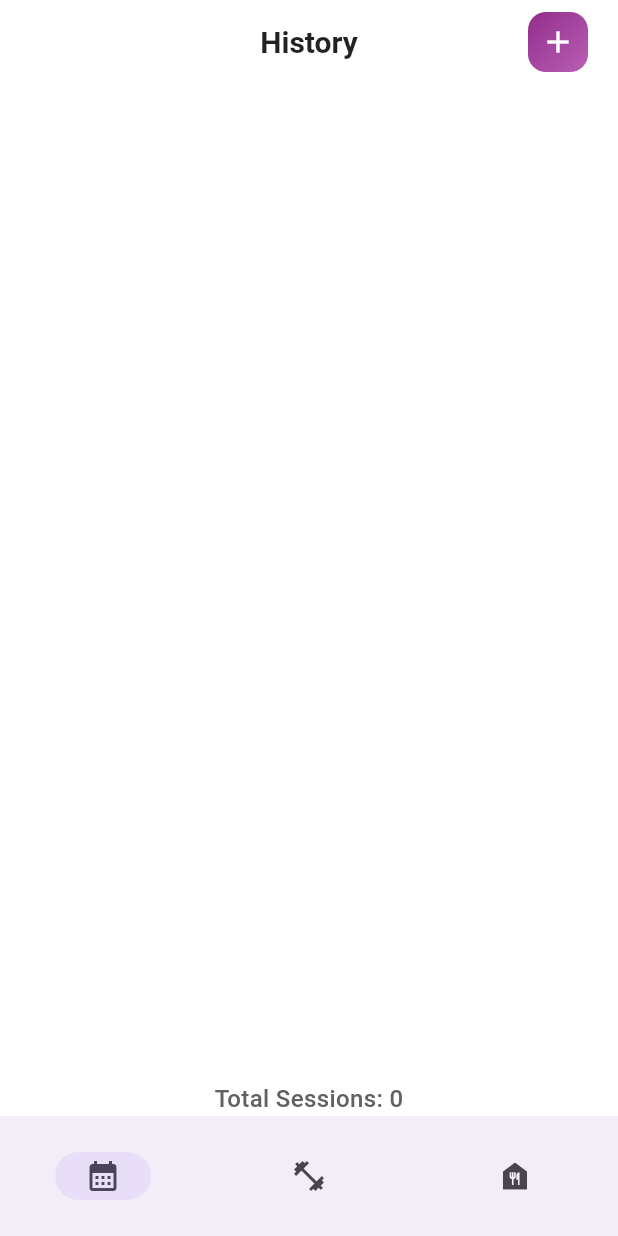
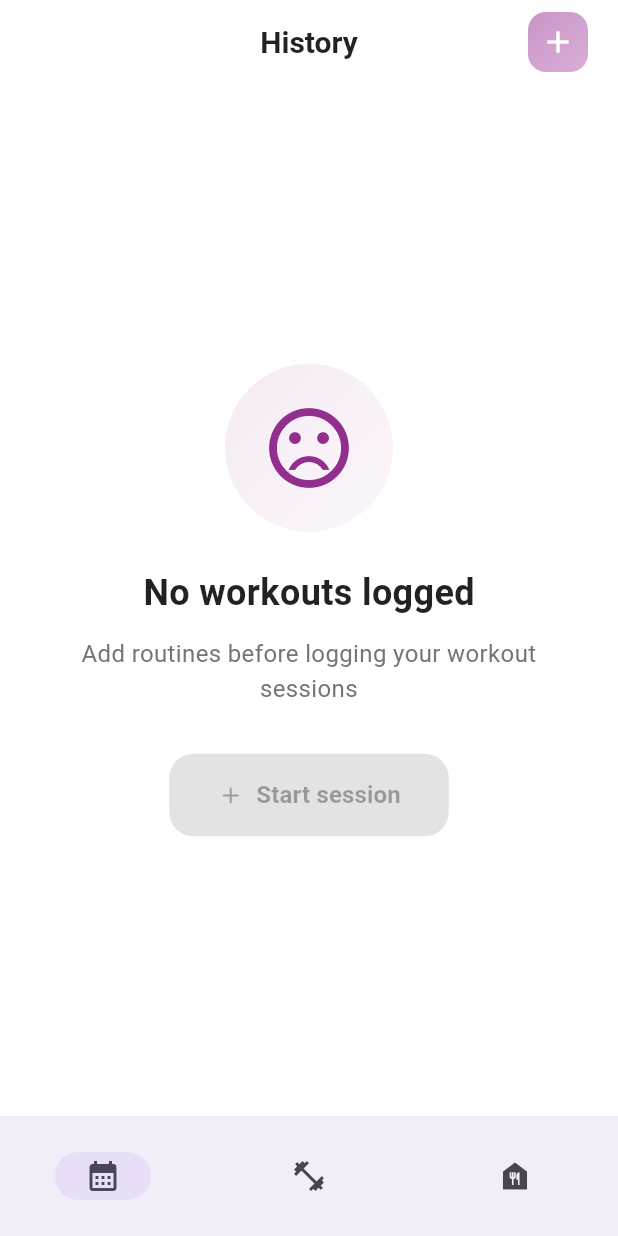
Before and after one commit to devonblackbeard/lifters_anonymous, a Flutter app: the screen it shows after launch, on a phone screen of 412 x 824 dp. Run offline on Flutter 3.47's test engine with Material 3 defaults, Android fonts, the phone set to English and light mode, and no system bars; our stand-ins replace flutter_slidable, hive, hive_flutter; accounts and stored records are empty.

Commit message:
Add duration to workout session

```diff
--- a/lib/add_workout_item.dart
+++ b/lib/add_workout_item.dart
@@ -1,5 +1,6 @@
 import 'package:flutter/material.dart';
 import 'package:lifters_anonymous/models/workout.dart';
+import 'package:lifters_anonymous/models/workoutDtos.dart';
 import 'package:lifters_anonymous/utils/database.dart';
 
 class AddWorkoutItem extends StatefulWidget {
--- a/lib/history.dart
+++ b/lib/history.dart
@@ -1,6 +1,7 @@
 import 'package:flutter/material.dart';
 import 'package:lifters_anonymous/add_workout_item.dart';
 import 'package:lifters_anonymous/models/workout.dart';
+import 'package:lifters_anonymous/models/workoutDtos.dart';
 import 'package:lifters_anonymous/utils/database.dart';
 
 class History extends StatefulWidget {
@@ -14,7 +15,78 @@ class _HistoryState extends State<History> {
   // Define consistent brand colors
   static const Color primaryColor = Color(0xFF922E8D);
   static const Color primaryLight = Color(0xFFB85FB3);
-  static const Color surfaceColor = Color(0xFFF5F5F5);
+  //static const Color surfaceColor = Color(0xFFF5F5F5);
+
+  Widget _buildEmptyState() {
+    final workoutBox = Database.workoutBox;
+    return Center(
+      child: Padding(
+        padding: const EdgeInsets.all(32.0),
+        child: Column(
+          mainAxisAlignment: MainAxisAlignment.center,
+          children: [
+            Container(
+              padding: const EdgeInsets.all(24),
+              decoration: BoxDecoration(
+                gradient: LinearGradient(
+                  colors: [
+                    primaryColor.withOpacity(0.1),
+                    primaryLight.withOpacity(0.05),
+                  ],
+                  begin: Alignment.topLeft,
+                  end: Alignment.bottomRight,
+                ),
+                shape: BoxShape.circle,
+              ),
+              child: Icon(
+                Icons.sentiment_dissatisfied_outlined,
+                size: 64,
+                color: primaryColor,
+              ),
+            ),
+            const SizedBox(height: 24),
+            const Text(
+              'No workouts logged',
+              style: TextStyle(
+                fontSize: 24,
+                fontWeight: FontWeight.bold,
+                color: Colors.black87,
+              ),
+            ),
+            const SizedBox(height: 12),
+            workoutBox.isEmpty
+                ? Text(
+                  'Add routines before logging your workout sessions',
+                  textAlign: TextAlign.center,
+                  style: TextStyle(fontSize: 16, color: Colors.grey.shade600),
+                )
+                : const SizedBox.shrink(),
+            const SizedBox(height: 32),
+            ElevatedButton.icon(
+              onPressed:
+                  workoutBox.isNotEmpty ? navigateToAddCalendarEntry : null,
+              style: ElevatedButton.styleFrom(
+                backgroundColor: primaryColor,
+                foregroundColor: Colors.white,
+                padding: const EdgeInsets.symmetric(
+                  horizontal: 32,
+                  vertical: 16,
+                ),
+                shape: RoundedRectangleBorder(
+                  borderRadius: BorderRadius.circular(16),
+                ),
+              ),
+              icon: const Icon(Icons.add),
+              label: const Text(
+                'Start session',
+                style: TextStyle(fontSize: 16, fontWeight: FontWeight.w600),
+              ),
+            ),
+          ],
+        ),
+      ),
+    );
+  }
 
   void navigateToAddCalendarEntry() async {
     final mySessionBox = Database.sessionBox;
@@ -28,17 +100,18 @@ class _HistoryState extends State<History> {
     );
     print('Returned from adding calendar entry$result');
 
-    //save session to db
+    //save session to db [only after the workout is done]
     if (result != null && result is SessionDTO) {
-      print('YES!');
-      var newSessionObj = Session(
-        id: DateTime.now().millisecondsSinceEpoch.toString(),
-        workoutId: result.workoutId,
-        date: result.date,
-        moveRecords: [],
-      );
-      mySessionBox.add(newSessionObj);
-      setState(() {});
+      print('Saving completed workout!');
+      // var newSessionObj = Session(
+      //   id: DateTime.now().millisecondsSinceEpoch.toString(),
+      //   workoutId: result.workoutId,
+      //   date: result.date,
+      //   duration: null, // Placeholder, replace with actual duration if available
+      //   moveRecords: [],
+      // );
+      // mySessionBox.add(newSessionObj);
+      // setState(() {});
     }
   }
 
@@ -62,6 +135,7 @@ class _HistoryState extends State<History> {
     return '${months[0]} $dayStr 2026';
   }
 
+  // DTODO should be able to edit these sessions
   @override
   Widget build(BuildContext context) {
     return Scaffold(
@@ -79,8 +153,16 @@ class _HistoryState extends State<History> {
           Padding(
             padding: const EdgeInsets.only(right: 12.0),
             child: IconButton(
-              onPressed: navigateToAddCalendarEntry,
-              icon: Container(
+              onPressed:
+                  Database.workoutBox.isNotEmpty
+                      ? navigateToAddCalendarEntry
+                      : null,
+              icon: Opacity(
+                opacity:
+                    Database.workoutBox.isNotEmpty
+                        ? 1.0
+                        : 0.5, // Dim when disabled
+                child: Container(
                   padding: const EdgeInsets.all(8),
                   decoration: BoxDecoration(
                     gradient: LinearGradient(
@@ -93,14 +175,23 @@ class _HistoryState extends State<History> {
                   child: const Icon(Icons.add, color: Colors.white, size: 24),
                 ),
               ),
+              selectedIcon: const Icon(
+                Icons.add,
+                color: Colors.white,
+                size: 24,
+              ),
+            ),
           ),
         ],
       ),
-      body: Column(
-        children: [
-          Expanded(
-            child: ListView.builder(
-              padding: const EdgeInsets.symmetric(horizontal: 20, vertical: 16),
+      body:
+          Database.sessionBox.isEmpty
+              ? _buildEmptyState()
+              : ListView.builder(
+                padding: const EdgeInsets.symmetric(
+                  horizontal: 20,
+                  vertical: 16,
+                ),
                 itemBuilder:
                     (context, index) => _buildSessionCard(
                       Database.sessionBox.values.toList()[index],
@@ -108,39 +199,8 @@ class _HistoryState extends State<History> {
                     ),
                 itemCount: Database.sessionBox.length,
               ),
-          ),
-          Text(
-            'Total Sessions: ${Database.sessionBox.length}',
-            style: TextStyle(
-              fontSize: 16,
-              fontWeight: FontWeight.w500,
-              color: Colors.grey.shade700,
-            ),
-          ),
-        ],
-      ),
     );
   }
-
-  // Widget historicalSessionCard(int dateVariable) {
-  //   return Container(
-  //     margin: const EdgeInsets.only(bottom: 12),
-  //     decoration: BoxDecoration(
-  //       color: surfaceColor,
-  //       borderRadius: BorderRadius.circular(16),
-  //       border: Border.all(color: Colors.grey.shade200, width: 1),
-  //     ),
-  //     child: ListView.builder(
-  //       itemBuilder: (context, idx) {
-  //         final session = Database.sessionBox.values.toList()[idx];
-  //         return _buildSessionCard(session, idx);
-  //       },
-  //       itemCount: Database.sessionBox.length,
-  //       shrinkWrap: true,
-  //       physics: const NeverScrollableScrollPhysics(),
-  //     ),
-  //   );
-  // }
 
   _buildSessionCard(Session session, int idx) {
     return Material(
--- a/lib/models/workout.dart
+++ b/lib/models/workout.dart
@@ -42,11 +42,15 @@ class Session {
   @HiveField(3)
   final List<MoveRecord> moveRecords;
 
+  @HiveField(4)
+  final int duration; // in minutes
+
   Session({
     required this.id,
     required this.workoutId,
     required this.date,
     required this.moveRecords,
+    required this.duration,
   });
 }
 
@@ -61,12 +65,3 @@ class MoveRecord {
     required this.repsCompleted,
   });
 }
-
-// DTO'S
-
-class SessionDTO {
-  final String workoutId;
-  final DateTime date;
-
-  SessionDTO({required this.workoutId, required this.date});
-}
--- /dev/null
+++ b/lib/models/workoutDtos.dart
@@ -0,0 +1,6 @@
+class SessionDTO {
+  final String workoutId;
+  final DateTime date;
+
+  SessionDTO({required this.workoutId, required this.date});
+}
--- a/lib/view_workout_split.dart
+++ b/lib/view_workout_split.dart
@@ -3,7 +3,7 @@ import 'package:flutter_slidable/flutter_slidable.dart';
 import 'package:lifters_anonymous/utils/database.dart';
 import 'package:lifters_anonymous/models/workout.dart';
 import 'add_workout_item.dart';
-import 'components/rename_routine_dialog.dart';
+import 'shared/rename_routine_dialog.dart';
 
 class ViewWorkoutSplit extends StatefulWidget {
   const ViewWorkoutSplit({super.key});
--- a/lib/view_workout_split_details.dart
+++ b/lib/view_workout_split_details.dart
@@ -3,7 +3,7 @@ import 'dart:math';
 import 'package:flutter/material.dart';
 import 'package:flutter_slidable/flutter_slidable.dart';
 import 'package:lifters_anonymous/add_workout_item.dart';
-import 'package:lifters_anonymous/components/rename_routine_dialog.dart';
+import 'package:lifters_anonymous/shared/rename_routine_dialog.dart';
 import 'package:lifters_anonymous/models/workout.dart';
 import 'package:lifters_anonymous/utils/database.dart';
 import 'package:lifters_anonymous/view_move_history.dart';
```
Also changed, not shown: lib/models/workout.g.dart, lib/shared/rename_routine_dialog.dart (renamed from lib/components/rename_routine_dialog.dart), 1 other file. Lines whose indentation alone changed are shown as unchanged.
